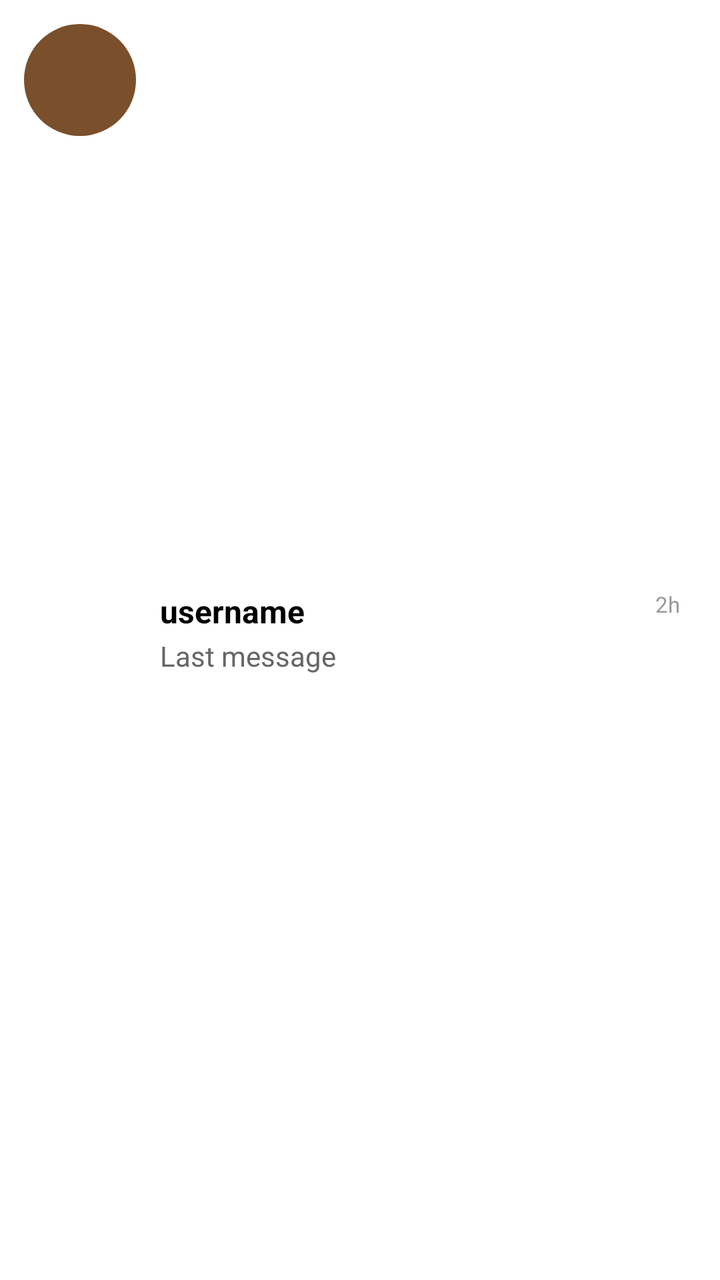
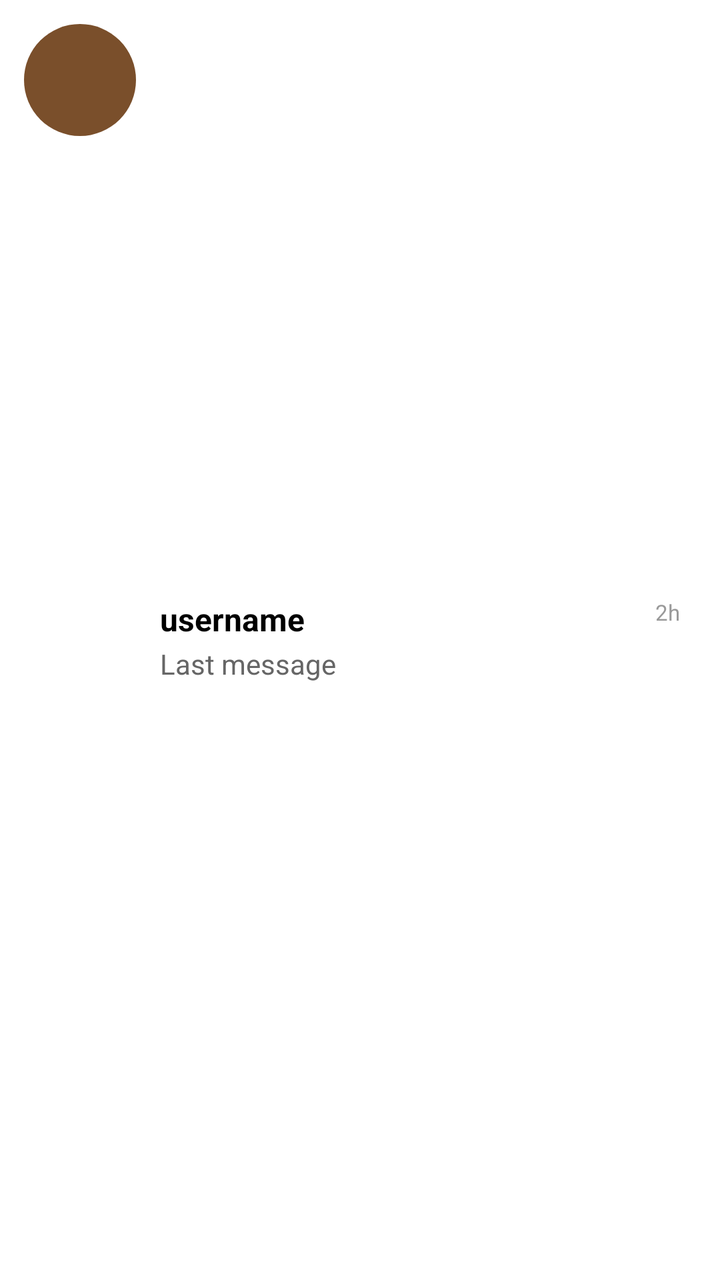

Before-and-after screenshots of an Android layout around one commit, followed by the original layout XML and the change that was made.
<!-- AndroidManifest.xml: application theme Theme.PawSociety -->
<!-- res/layout/item_inbox_story.xml -->
<?xml version="1.0" encoding="utf-8"?>
<LinearLayout xmlns:android="http://schemas.android.com/apk/res/android"
    android:layout_width="match_parent"
    android:layout_height="wrap_content"
    android:orientation="horizontal"
    android:padding="12dp"
    android:background="?android:attr/selectableItemBackground">

    
    <FrameLayout
        android:layout_width="56dp"
        android:layout_height="56dp"
        android:layout_marginEnd="12dp">

        <TextView
            android:id="@+id/tv_profile_icon"
            android:layout_width="56dp"
            android:layout_height="56dp"
            android:gravity="center"
            android:textSize="20sp"
            android:textColor="#FFFFFF"
            android:background="@drawable/circle_solid_profile"
            android:visibility="visible" />

        <ImageView
            android:id="@+id/iv_profile"
            android:layout_width="56dp"
            android:layout_height="56dp"
            android:scaleType="centerCrop"
            android:visibility="gone"
            android:background="@drawable/circle_border" />

        
        <View
            android:id="@+id/online_indicator"
            android:layout_width="14dp"
            android:layout_height="14dp"
            android:layout_gravity="bottom|end"
            android:background="@drawable/online_indicator"
            android:visibility="gone" />
    </FrameLayout>

    
    <LinearLayout
        android:layout_width="0dp"
        android:layout_height="wrap_content"
        android:layout_weight="1"
        android:orientation="vertical"
        android:layout_gravity="center_vertical">

        
        <RelativeLayout
            android:layout_width="match_parent"
            android:layout_height="wrap_content">

            <TextView
                android:id="@+id/tv_username"
                android:layout_width="wrap_content"
                android:layout_height="wrap_content"
                android:text="username"
                android:textColor="#000000"
                android:textSize="16sp"
                android:textStyle="bold"
                android:layout_alignParentStart="true" />

            <TextView
                android:id="@+id/tv_time"
                android:layout_width="wrap_content"
                android:layout_height="wrap_content"
                android:text="2h"
                android:textColor="#999999"
                android:textSize="11sp"
                android:layout_alignParentEnd="true" />
        </RelativeLayout>

        
        <TextView
            android:id="@+id/tv_last_message"
            android:layout_width="match_parent"
            android:layout_height="wrap_content"
            android:text="Last message"
            android:textColor="#666666"
            android:textSize="14sp"
            android:maxLines="1"
            android:ellipsize="end"
            android:layout_marginTop="2dp" />

        
        <TextView
            android:id="@+id/request_badge"
            android:layout_width="wrap_content"
            android:layout_height="wrap_content"
            android:text="REQUEST"
            android:textColor="#FFFFFF"
            android:textSize="10sp"
            android:textStyle="bold"
            android:background="@drawable/request_badge"
            android:paddingHorizontal="8dp"
            android:paddingVertical="2dp"
            android:layout_marginTop="4dp"
            android:visibility="gone" />

        
        <LinearLayout
            android:layout_width="match_parent"
            android:layout_height="wrap_content"
            android:orientation="horizontal"
            android:layout_marginTop="8dp">

            <Button
                android:id="@+id/btn_accept"
                android:layout_width="0dp"
                android:layout_height="32dp"
                android:layout_weight="1"
                android:layout_marginEnd="4dp"
                android:text="Accept"
                android:textColor="#FFFFFF"
                android:textSize="12sp"
                android:background="@drawable/button_oval_green"
                android:visibility="gone" />

            <Button
                android:id="@+id/btn_reject"
                android:layout_width="0dp"
                android:layout_height="32dp"
                android:layout_weight="1"
                android:layout_marginStart="4dp"
                android:text="Reject"
                android:textColor="#FFFFFF"
                android:textSize="12sp"
                android:background="@drawable/button_oval_red"
                android:visibility="gone" />
        </LinearLayout>
    </LinearLayout>

    
    <FrameLayout
        android:layout_width="wrap_content"
        android:layout_height="wrap_content"
        android:layout_gravity="center_vertical"
        android:layout_marginStart="8dp">

        <View
            android:id="@+id/red_ping"
            android:layout_width="10dp"
            android:layout_height="10dp"
            android:background="@drawable/red_ping"
            android:layout_gravity="center"
            android:visibility="gone" />

        <TextView
            android:id="@+id/tv_unread"
            android:layout_width="20dp"
            android:layout_height="20dp"
            android:gravity="center"
            android:text="99"
            android:textColor="#FFFFFF"
            android:textSize="10sp"
            android:textStyle="bold"
            android:background="@drawable/circle_solid_red"
            android:visibility="gone" />
    </FrameLayout>

</LinearLayout>
<!-- resources referenced by this layout -->
<resources>
  <!-- drawable button_oval_green (drawable) -->
  <?xml version="1.0" encoding="utf-8"?>
  <shape xmlns:android="http://schemas.android.com/apk/res/android">
      <solid android:color="#4CAF50" />
      <corners android:radius="18dp" />
      <padding
          android:left="20dp"
          android:right="20dp"
          android:top="8dp"
          android:bottom="8dp" />
  </shape>
  <!-- drawable button_oval_red (drawable) -->
  <?xml version="1.0" encoding="utf-8"?>
  <shape xmlns:android="http://schemas.android.com/apk/res/android">
      <solid android:color="#F44336" />
      <corners android:radius="25dp" />
      <padding
          android:left="20dp"
          android:right="20dp"
          android:top="10dp"
          android:bottom="10dp" />
  </shape>
  <!-- drawable circle_border (drawable) -->
  <?xml version="1.0" encoding="utf-8"?>
  <shape xmlns:android="http://schemas.android.com/apk/res/android"
      android:shape="oval">
      <stroke
          android:width="2dp"
          android:color="#7A4F2B" />
      <solid android:color="#FFFFFF" />
      <size
          android:width="90dp"
          android:height="90dp" />
  </shape>
  <!-- drawable circle_solid_profile (drawable) -->
  <?xml version="1.0" encoding="utf-8"?>
  <shape xmlns:android="http://schemas.android.com/apk/res/android"
      android:shape="oval">
      <solid android:color="#7A4F2B" /> 
      <size
          android:width="84dp"
          android:height="84dp" />
  </shape>
  <!-- drawable circle_solid_red (drawable) -->
  <?xml version="1.0" encoding="utf-8"?>
  <shape xmlns:android="http://schemas.android.com/apk/res/android"
      android:shape="oval">
      <solid android:color="#F44336" />
  </shape>
  <!-- drawable online_indicator (drawable) -->
  <?xml version="1.0" encoding="utf-8"?>
  <shape xmlns:android="http://schemas.android.com/apk/res/android"
      android:shape="oval">
      <solid android:color="#4CAF50" />
      <stroke
          android:width="2dp"
          android:color="#FFFFFF" />
      <size android:width="14dp" android:height="14dp" />
  </shape>
  <!-- drawable red_ping (drawable) -->
  <?xml version="1.0" encoding="utf-8"?>
  <shape xmlns:android="http://schemas.android.com/apk/res/android"
      android:shape="oval">
      <solid android:color="#F44336" />
      <size android:width="10dp" android:height="10dp" />
  </shape>
  <!-- drawable request_badge (drawable) -->
  <?xml version="1.0" encoding="utf-8"?>
  <shape xmlns:android="http://schemas.android.com/apk/res/android">
      <solid android:color="#FF6B35" />
      <corners android:radius="12dp" />
  </shape>
  <style name="Widget.PawSociety.EditText" parent="Widget.MaterialComponents.TextInputEditText.OutlinedBox">
          <item name="android:textColor">#000000</item>
          <item name="android:textColorHint">#999999</item>
          <item name="android:textSize">14sp</item>
          <item name="android:padding">12dp</item>
      </style>
  <!-- unchanged entries left out for length: 1 -->
</resources>

<!-- the commit's change to res/layout/item_inbox_story.xml (unified diff, before → after) -->
@@ -12,6 +12,7 @@
         android:layout_height="56dp"
         android:layout_marginEnd="12dp">
 
+        
         <TextView
             android:id="@+id/tv_profile_icon"
             android:layout_width="56dp"
@@ -22,6 +23,7 @@
             android:background="@drawable/circle_solid_profile"
             android:visibility="visible" />
 
+        
         <ImageView
             android:id="@+id/iv_profile"
             android:layout_width="56dp"
@@ -105,7 +107,8 @@
             android:layout_width="match_parent"
             android:layout_height="wrap_content"
             android:orientation="horizontal"
-            android:layout_marginTop="8dp">
+            android:layout_marginTop="8dp"
+            android:visibility="gone">
 
             <Button
                 android:id="@+id/btn_accept"
@@ -117,7 +120,7 @@
                 android:textColor="#FFFFFF"
                 android:textSize="12sp"
                 android:background="@drawable/button_oval_green"
-                android:visibility="gone" />
+                android:visibility="visible" />
 
             <Button
                 android:id="@+id/btn_reject"
@@ -129,7 +132,7 @@
                 android:textColor="#FFFFFF"
                 android:textSize="12sp"
                 android:background="@drawable/button_oval_red"
-                android:visibility="gone" />
+                android:visibility="visible" />
         </LinearLayout>
     </LinearLayout>
 
<!-- resource entries referenced after the edit -->
@@ -37,11 +37,11 @@
   <!-- drawable circle_solid_profile (drawable) -->
   <?xml version="1.0" encoding="utf-8"?>
   <shape xmlns:android="http://schemas.android.com/apk/res/android"
-      android:shape="oval">
-      <solid android:color="#7A4F2B" /> 
+      android:shape="oval">  
+      <solid android:color="#7A4F2B" />
       <size
-          android:width="84dp"
-          android:height="84dp" />
+          android:width="56dp"
+          android:height="56dp" />
   </shape>
   <!-- drawable circle_solid_red (drawable) -->
   <?xml version="1.0" encoding="utf-8"?>
@@ -57,7 +57,9 @@
       <stroke
           android:width="2dp"
           android:color="#FFFFFF" />
-      <size android:width="14dp" android:height="14dp" />
+      <size
+          android:width="14dp"
+          android:height="14dp" />
   </shape>
   <!-- drawable red_ping (drawable) -->
   <?xml version="1.0" encoding="utf-8"?>
